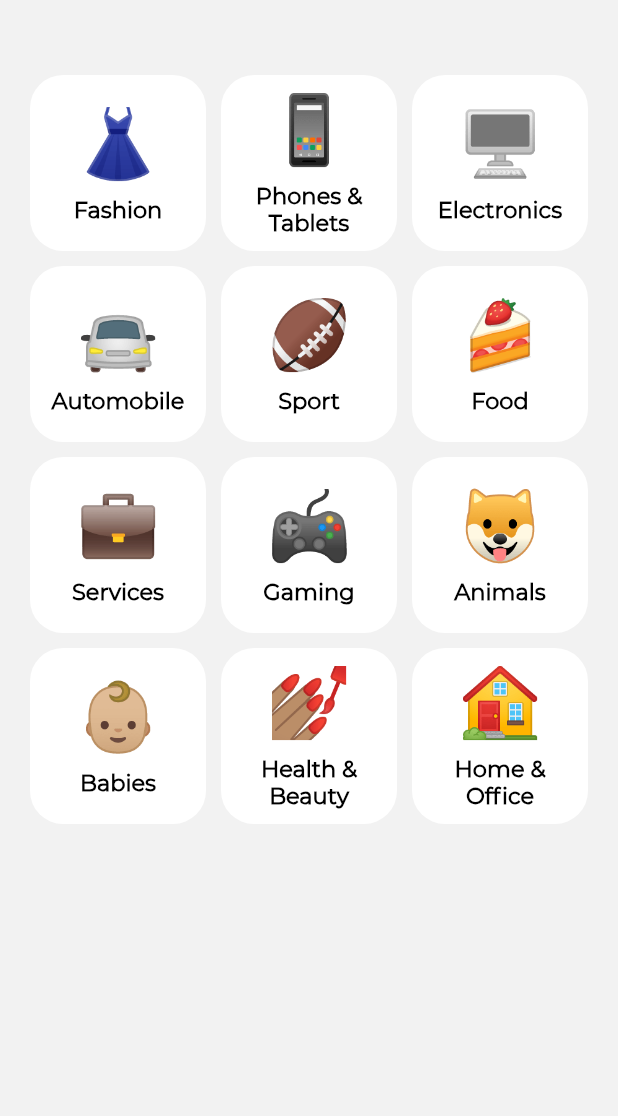
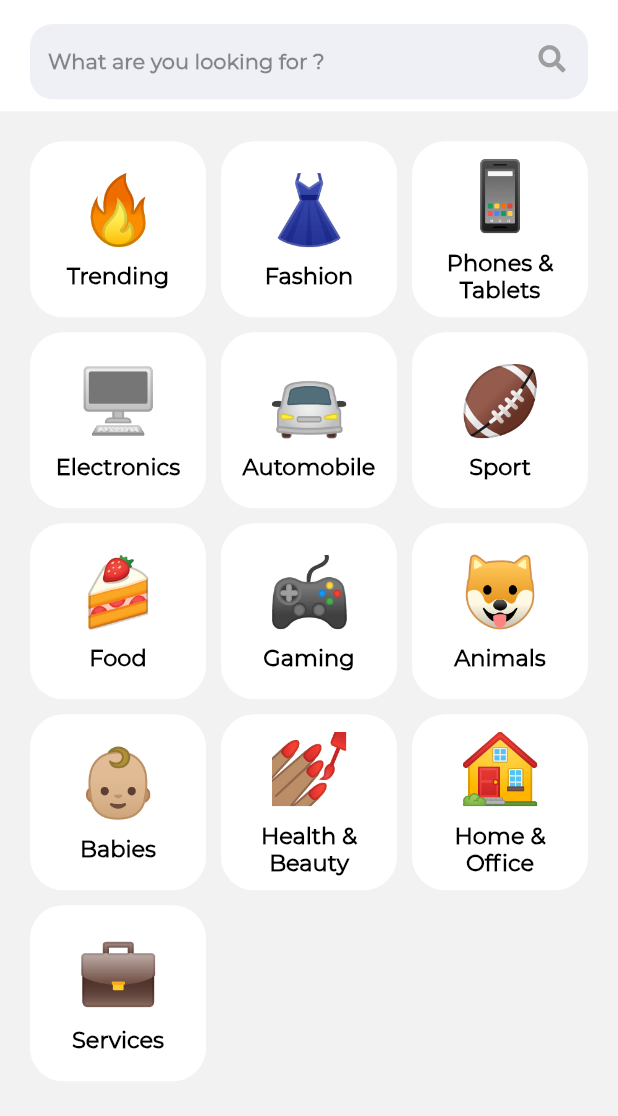
Before and after one commit to theifedayo/BuyStuff-MobileApp, a Flutter app: the HomeScreen screen opened directly, on a phone screen of 412 x 824 dp, the part 120-1236 px from its top. Run offline on Flutter 3.47's test engine with Material 2 defaults, Android fonts, the phone set to English and light mode, and no system bars; our stand-ins replace flutter_secure_storage, font_awesome_flutter, page_transition, show_up_animation, swipe_cards; missing offline and left inert: dart:ffi; accounts and stored records are empty.

```diff
--- a/lib/screens/cart_screen.dart
+++ b/lib/screens/cart_screen.dart
@@ -1,6 +1,6 @@
 import 'package:flutter/material.dart';
 import 'package:buystuff/components/header.dart';
-import 'package:font_awesome_flutter/font_awesome_flutter.dart';
+
 
 
 class CartScreen extends StatefulWidget {
--- a/lib/screens/home_screen.dart
+++ b/lib/screens/home_screen.dart
@@ -2,6 +2,10 @@ import 'package:flutter/material.dart';
 import 'package:buystuff/components/header.dart';
 import 'package:font_awesome_flutter/font_awesome_flutter.dart';
 import 'package:buystuff/components/product_category_widget.dart';
+import 'package:page_transition/page_transition.dart';
+import 'productlist_screen.dart';
+
+
 
 
 class HomeScreen extends StatefulWidget {
@@ -28,26 +32,83 @@ class _HomeScreenState extends State<HomeScreen> {
         elevation: 0,
 
       ),
-      body: GridView.count(
+      body: ListView(
+        children: [
+          Container(
+          width: MediaQuery.of(context).size.width*0.66,
+          height: MediaQuery.of(context).size.height*0.09,
+
+          child: Padding(
+            padding: const EdgeInsets.all(8.0),
+            child: Padding(
+              padding: const EdgeInsets.only(top: 8.0, left: 12, right: 12),
+              child: TextFormField(
+                onTap: (){
+                  print("------");
+
+                },
+
+                style: TextStyle(
+                    color: Colors.black54,
+                    fontFamily: 'Montserrat',
+                    fontSize: 15,
+                    fontWeight: FontWeight.w600
+                ),
+                decoration: InputDecoration(
+                    suffixIcon: Padding(
+                      padding: const EdgeInsets.only(bottom: 4),
+                      child: InkWell(child: Icon(FontAwesomeIcons.search, size: 18, color: Colors.grey,), onTap: (){
+
+                      },),
+                    ),
+                    filled: true,
+                    fillColor: Color(0xFFEFF0F6),
+                    hintText: 'What are you looking for ?',
+                    hintStyle: TextStyle(
+                        color: Colors.black45,
+                        fontFamily: 'Montserrat',
+                        fontSize: 14,
+                        fontWeight: FontWeight.w600
+                    ),
+                    border: OutlineInputBorder(
+                        borderRadius: BorderRadius.all(Radius.circular(15.0)),
+                        borderSide: BorderSide.none,
+                    )
+                ),
+
+              ),
+            ),
+          ),
+              decoration: BoxDecoration(
+                borderRadius: BorderRadius.circular(0.0),
+                color: Colors.white,
+              )
+          ),
+          GridView.count(
                 primary: false,
-            padding: const EdgeInsets.only(top:50, left: 20, right: 20, bottom: 30),
+                padding: const EdgeInsets.only(top:20, left: 20, right: 20, bottom: 30),
                 crossAxisSpacing: 10,
                 mainAxisSpacing: 10,
                 crossAxisCount: 3,
+                shrinkWrap: true,
                 children: <Widget>[
-              //ProductCategory(emoji: "🔥", categoryName: "Trending", onPress: null),
+                  ProductCategory(emoji: "🔥", categoryName: "Trending", onPress: (){
+                    Navigator.push(context, PageTransition(type: PageTransitionType.fade, child: ProductListScreen()));
+                  }),
                   ProductCategory(emoji: "👗", categoryName: "Fashion", onPress: null),
                   ProductCategory(emoji: "📱", categoryName: "Phones & Tablets", onPress: null),
                   ProductCategory(emoji: "🖥", categoryName: "Electronics", onPress: null),
                   ProductCategory(emoji: "🚘", categoryName: "Automobile", onPress: null),
                   ProductCategory(emoji: "🏈", categoryName: "Sport", onPress: null),
                   ProductCategory(emoji: "🍰", categoryName: "Food", onPress: null),
-              ProductCategory(emoji: "💼", categoryName: "Services", onPress: null),
                   ProductCategory(emoji: "🎮", categoryName: "Gaming", onPress: null),
                   ProductCategory(emoji: "🐶", categoryName: "Animals", onPress: null),
                   ProductCategory(emoji: "👶🏼", categoryName: "Babies", onPress: null),
                   ProductCategory(emoji: "💅🏽", categoryName: "Health & Beauty", onPress: null),
                   ProductCategory(emoji: "🏠", categoryName: "Home & Office", onPress: null),
+                  ProductCategory(emoji: "💼", categoryName: "Services", onPress: null),
+                ],
+              ),
         ],
       )
     );
--- a/pubspec.yaml
+++ b/pubspec.yaml
@@ -32,6 +32,7 @@ dependencies:
   angles: ^1.2.1
   flutter_secure_storage: ^3.3.3
   font_awesome_flutter: ^8.4.0
+  swipe_cards:
   page_transition:
 
 dev_dependencies:
```
Also changed, not shown: lib/components/content.dart (added, +8 -0 lines), lib/screens/productlist_screen.dart (added, +132 -0 lines), pubspec.lock. Lines whose indentation alone changed are shown as unchanged.
